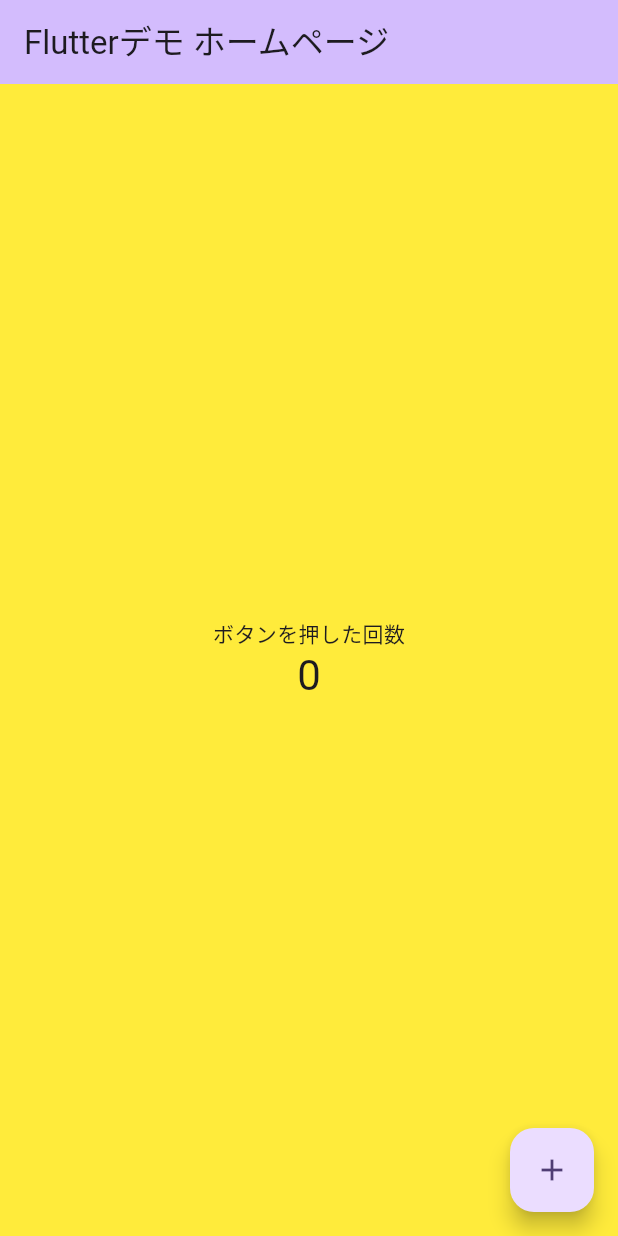
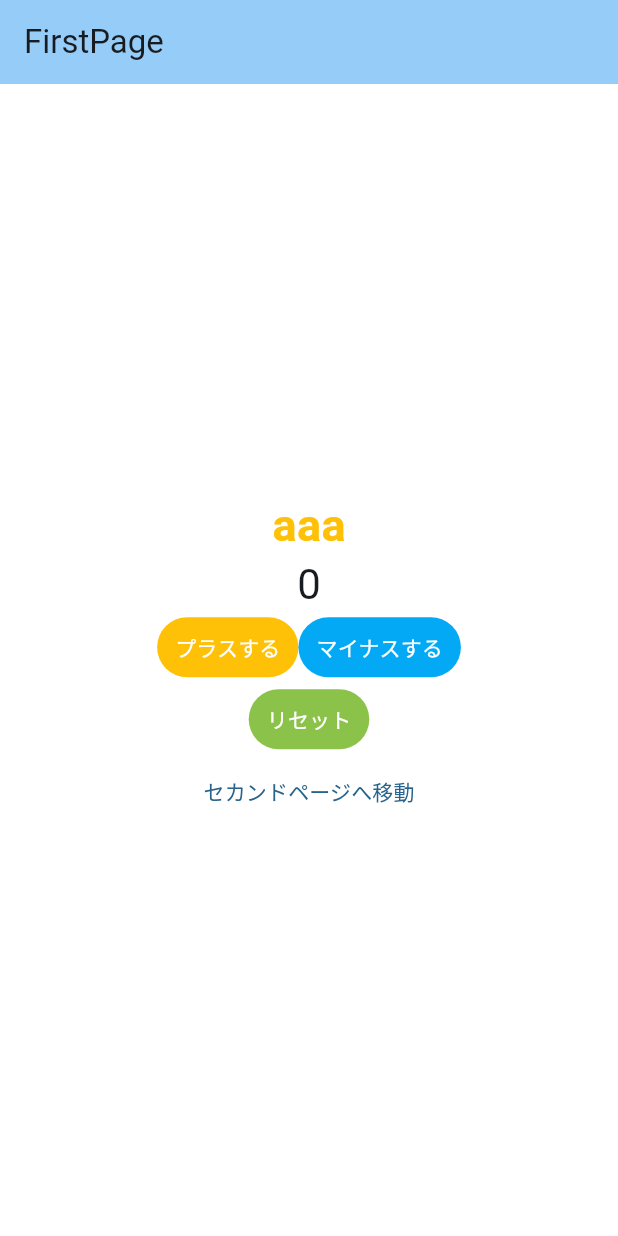
Before and after one commit to dddkut/FlutterPrac, a Flutter app: the screen it shows after launch, on a phone screen of 412 x 824 dp. Run offline on Flutter 3.47's test engine with Material 3 defaults, Android fonts, the phone set to English and light mode, and no system bars.

Commit message:
画面遷移の実装

```diff
--- /dev/null
+++ b/flutter_hello_world/lib/first_page.dart
@@ -0,0 +1,110 @@
+import 'package:flutter/material.dart';
+
+class FirstPage extends StatefulWidget {
+  const FirstPage({super.key, required this.title});
+
+  final String title;
+
+  @override
+  State<FirstPage> createState() => _FirstPageState();
+}
+
+class _FirstPageState extends State<FirstPage> {
+  int _counter = 0;
+
+  void _incrementCounter() {
+    setState(() {
+      _counter++;
+    });
+  }
+
+  void _decrementCounter() {
+    setState(() {
+      _counter--;
+    });
+  }
+
+  void _resetCounter() {
+    setState(() {
+      _counter = 0;
+    });
+  }
+
+  @override
+  Widget build(BuildContext context) {
+    return Scaffold(
+      backgroundColor: Colors.white,
+      appBar: AppBar(
+        backgroundColor: Theme.of(context).colorScheme.inversePrimary,
+        title: Text(widget.title),
+      ),
+      body: Center(
+        child: Column(
+          mainAxisAlignment: MainAxisAlignment.center,
+          children: <Widget>[
+            const Text(
+              'aaa',
+              style: TextStyle(
+                  color: Colors.amber,
+                  fontSize: 30,
+                  fontWeight: FontWeight.bold),
+              maxLines: 2,
+              overflow: TextOverflow.ellipsis,
+            ),
+            Text(
+              '$_counter',
+              style: Theme.of(context).textTheme.headlineMedium,
+            ),
+            Row(
+              mainAxisAlignment: MainAxisAlignment.center,
+              children: [
+                TextButton(
+                  style: const ButtonStyle(
+                      backgroundColor:
+                          WidgetStatePropertyAll<Color>(Colors.amber)),
+                  onPressed: () {
+                    _incrementCounter();
+                  },
+                  child: const Text(
+                    'プラスする',
+                    style: TextStyle(color: Colors.white),
+                  ),
+                ),
+                TextButton(
+                  style: const ButtonStyle(
+                      backgroundColor:
+                          WidgetStatePropertyAll<Color>(Colors.lightBlue)),
+                  onPressed: () {
+                    _decrementCounter();
+                  },
+                  child: const Text(
+                    'マイナスする',
+                    style: TextStyle(color: Colors.white),
+                  ),
+                ),
+              ],
+            ),
+            TextButton(
+              style: const ButtonStyle(
+                  backgroundColor:
+                      WidgetStatePropertyAll<Color>(Colors.lightGreen)),
+              onPressed: () {
+                _resetCounter();
+              },
+              child: const Text(
+                'リセット',
+                style: TextStyle(color: Colors.white),
+              ),
+            ),
+            TextButton(
+                onPressed: () {
+                  Navigator.pushNamed(context, "/second");
+                },
+                child: const Text("セカンドページへ移動"))
+            // ]),
+          ],
+        ),
+      ),
+    );
+  }
+}
--- a/flutter_hello_world/lib/main.dart
+++ b/flutter_hello_world/lib/main.dart
@@ -1,4 +1,6 @@
 import 'package:flutter/material.dart';
+import 'package:flutter_hello_world/first_page.dart';
+import 'package:flutter_hello_world/second_page.dart';
 
 void main() {
   runApp(const MyApp());
@@ -12,59 +14,17 @@ class MyApp extends StatelessWidget {
     return MaterialApp(
       title: 'Flutter Demo',
       theme: ThemeData(
-        colorScheme: ColorScheme.fromSeed(seedColor: Colors.deepPurple),
+        colorScheme: ColorScheme.fromSeed(seedColor: Colors.lightBlue),
         useMaterial3: true,
       ),
-      home: const MyHomePage(title: 'Flutterデモ ホームページ'),
+      initialRoute: '/',
+      routes: <String, WidgetBuilder>{
+        '/': (BuildContext context) => const FirstPage(title: 'FirstPage'),
+        '/second': (BuildContext context) =>
+            const SecondPage(title: 'SecondPage')
+      },
+      // home: const MyHomePage(title: 'Counter'),
+      // home: const SecondPage(title: 'TextField'),
     );
   }
 }
-
-class MyHomePage extends StatefulWidget {
-  const MyHomePage({super.key, required this.title});
-
-  final String title;
-
-  @override
-  State<MyHomePage> createState() => _MyHomePageState();
-}
-
-class _MyHomePageState extends State<MyHomePage> {
-  int _counter = 0;
-
-  void _incrementCounter() {
-    setState(() {
-      _counter++;
-    });
-  }
-
-  @override
-  Widget build(BuildContext context) {
-    return Scaffold(
-      backgroundColor: _counter % 4 == 0 ? Colors.yellow : Colors.blue,
-      appBar: AppBar(
-        backgroundColor: Theme.of(context).colorScheme.inversePrimary,
-        title: Text(widget.title),
-      ),
-      body: Center(
-        child: Column(
-          mainAxisAlignment: MainAxisAlignment.center,
-          children: <Widget>[
-            const Text(
-              'ボタンを押した回数',
-            ),
-            Text(
-              '$_counter',
-              style: Theme.of(context).textTheme.headlineMedium,
-            ),
-          ],
-        ),
-      ),
-      floatingActionButton: FloatingActionButton(
-        onPressed: _incrementCounter,
-        tooltip: 'Increment',
-        child: const Icon(Icons.add),
-      ),
-    );
-  }
-}
```
Also changed, not shown: flutter_hello_world/lib/second_page.dart (added, +56 -0 lines).
